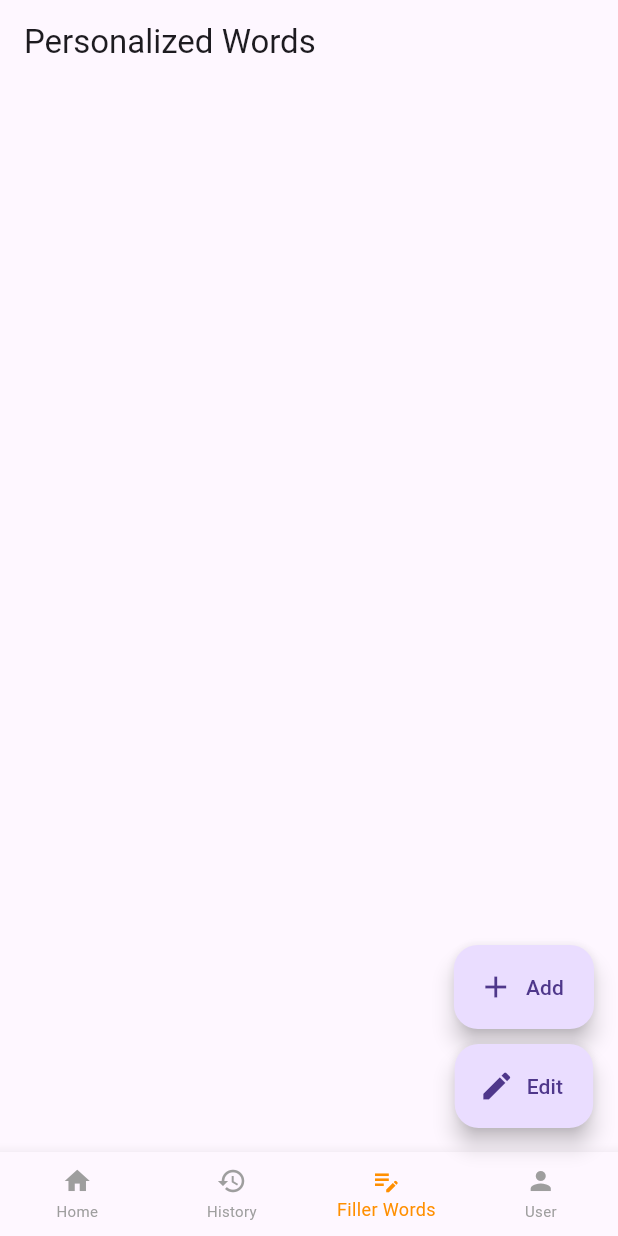
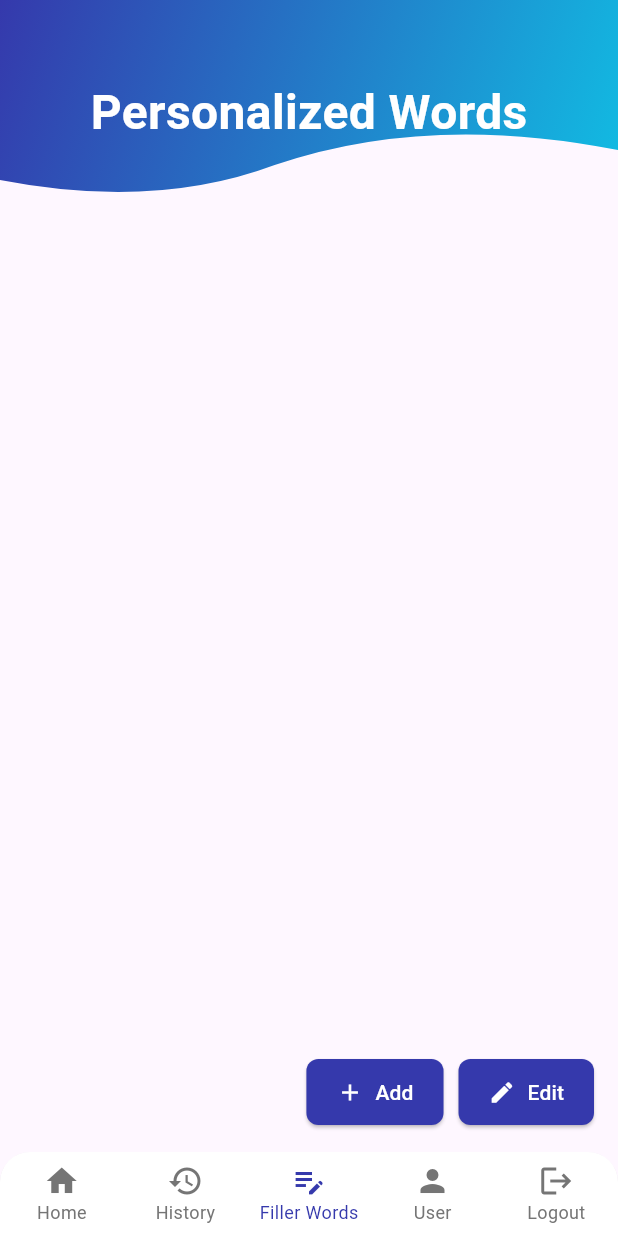
Before and after one commit to BettinaGotiu/licenta_app, a Flutter app: the PersonalizedWordsPage screen opened directly, on a phone screen of 412 x 824 dp. Run offline on Flutter 3.47's test engine with Material 3 defaults, Android fonts, the phone set to English and light mode, and no system bars; our stand-ins replace cloud_firestore, firebase_auth, firebase_core, flutter_custom_clippers, speech_to_text, table_calendar; missing offline and left inert: mrx_charts; accounts and stored records are empty; Roboto replaces fonts that are missing (Nacelle).

Commit message:
UI Personalized Words

```diff
--- a/lib/pages/personalized_words_page.dart
+++ b/lib/pages/personalized_words_page.dart
@@ -1,6 +1,7 @@
 import 'package:flutter/material.dart';
 import 'package:firebase_auth/firebase_auth.dart';
 import 'package:cloud_firestore/cloud_firestore.dart';
+import 'package:flutter_custom_clippers/flutter_custom_clippers.dart';
 import 'common_words.dart';
 import 'home_screen.dart';
 import 'history_screen.dart';
@@ -56,6 +57,9 @@ class _PersonalizedWordsPageState extends State<PersonalizedWordsPage> {
 
   void _deleteWord(String word) async {
     if (user != null) {
+      bool confirmed = await _showConfirmationDialog();
+      if (!confirmed) return;
+
       setState(() {
         commonWordCounts.remove(word);
       });
@@ -94,6 +98,33 @@ class _PersonalizedWordsPageState extends State<PersonalizedWordsPage> {
     }
   }
 
+  Future<bool> _showConfirmationDialog() async {
+    return await showDialog<bool>(
+          context: context,
+          builder: (BuildContext context) {
+            return AlertDialog(
+              title: const Text('Confirm Deletion'),
+              content: const Text('Are you sure you want to delete this word?'),
+              actions: <Widget>[
+                TextButton(
+                  onPressed: () {
+                    Navigator.of(context).pop(false);
+                  },
+                  child: const Text('Cancel'),
+                ),
+                TextButton(
+                  onPressed: () {
+                    Navigator.of(context).pop(true);
+                  },
+                  child: const Text('Delete'),
+                ),
+              ],
+            );
+          },
+        ) ??
+        false;
+  }
+
   void _onItemTapped(int index) {
     if (_selectedIndex == index) {
       return;
@@ -127,9 +158,34 @@ class _PersonalizedWordsPageState extends State<PersonalizedWordsPage> {
   @override
   Widget build(BuildContext context) {
     return Scaffold(
-      appBar: AppBar(
-        title: const Text('Personalized Words'),
-        automaticallyImplyLeading: false, // Remove the back button
+      appBar: PreferredSize(
+        preferredSize: Size.fromHeight(140.0),
+        child: ClipPath(
+          clipper: WaveClipperTwo(),
+          child: Container(
+            decoration: BoxDecoration(
+              gradient: LinearGradient(
+                colors: [Color(0xFF3539AC), Color(0xFF11BDE3)],
+                begin: Alignment.topLeft,
+                end: Alignment.bottomRight,
+              ),
+            ),
+            child: Center(
+              child: Padding(
+                padding: const EdgeInsets.only(top: 10.0),
+                child: Text(
+                  'Personalized Words',
+                  style: TextStyle(
+                    fontSize: 32,
+                    fontWeight: FontWeight.bold,
+                    color: Colors.white,
+                    fontFamily: 'Nacelle',
+                  ),
+                ),
+              ),
+            ),
+          ),
+        ),
       ),
       body: Padding(
         padding: const EdgeInsets.all(16.0),
@@ -144,18 +200,28 @@ class _PersonalizedWordsPageState extends State<PersonalizedWordsPage> {
                     return Chip(
                       label: Text(word),
                       onDeleted: _isEditing ? () => _deleteWord(word) : null,
+                      deleteIcon: _isEditing
+                          ? Icon(Icons.delete, color: Color(0xFFFF3926))
+                          : null,
+                      backgroundColor: _isEditing ? Colors.grey[200] : null,
+                      shape: RoundedRectangleBorder(
+                        side: BorderSide(
+                          color: _isEditing
+                              ? Color(0xFFFF3926)
+                              : Color(0xFF11BDE3),
+                          width: 2,
+                        ),
+                        borderRadius: BorderRadius.circular(8),
+                      ),
                     );
                   }).toList(),
                 ),
               ),
             ),
-          ],
-        ),
-      ),
-      floatingActionButton: Column(
+            Row(
               mainAxisAlignment: MainAxisAlignment.end,
               children: [
-          FloatingActionButton.extended(
+                ElevatedButton.icon(
                   onPressed: () {
                     showDialog(
                       context: context,
@@ -164,7 +230,8 @@ class _PersonalizedWordsPageState extends State<PersonalizedWordsPage> {
                           title: const Text('Add New Word'),
                           content: TextField(
                             controller: _wordController,
-                      decoration: const InputDecoration(hintText: 'Enter word'),
+                            decoration:
+                                const InputDecoration(hintText: 'Enter word'),
                           ),
                           actions: [
                             TextButton(
@@ -188,48 +255,81 @@ class _PersonalizedWordsPageState extends State<PersonalizedWordsPage> {
                       },
                     );
                   },
-            label: const Text('Add'),
-            icon: const Icon(Icons.add),
+                  icon: Icon(Icons.add),
+                  label: Text('Add'),
+                  style: ElevatedButton.styleFrom(
+                    foregroundColor: Colors.white,
+                    backgroundColor: Color(0xFF3539AC),
+                    padding: EdgeInsets.symmetric(horizontal: 20, vertical: 12),
+                    shape: RoundedRectangleBorder(
+                      borderRadius: BorderRadius.circular(8),
                     ),
-          const SizedBox(height: 10),
-          FloatingActionButton.extended(
+                  ),
+                ),
+                const SizedBox(width: 10),
+                ElevatedButton.icon(
                   onPressed: () {
                     setState(() {
                       _isEditing = !_isEditing;
                     });
                   },
-            label: _isEditing ? const Text('Done') : const Text('Edit'),
-            icon: const Icon(Icons.edit),
+                  icon: Icon(
+                    _isEditing ? Icons.check : Icons.edit,
+                  ),
+                  label: _isEditing ? Text('Done') : Text('Edit'),
+                  style: ElevatedButton.styleFrom(
+                    foregroundColor: Colors.white,
+                    backgroundColor: Color(0xFF3539AC),
+                    padding: EdgeInsets.symmetric(horizontal: 20, vertical: 12),
+                    shape: RoundedRectangleBorder(
+                      borderRadius: BorderRadius.circular(8),
+                    ),
+                  ),
                 ),
               ],
             ),
-      bottomNavigationBar: BottomNavigationBar(
+          ],
+        ),
+      ),
+      bottomNavigationBar: ClipRRect(
+        borderRadius: BorderRadius.only(
+          topLeft: Radius.circular(20),
+          topRight: Radius.circular(20),
+        ),
+        child: BottomNavigationBar(
           items: const <BottomNavigationBarItem>[
             BottomNavigationBarItem(
-            icon: Icon(Icons.home, size: 20),
+              icon: Icon(Icons.home, size: 24),
               label: 'Home',
             ),
             BottomNavigationBarItem(
-            icon: Icon(Icons.history, size: 20),
+              icon: Icon(Icons.history, size: 24),
               label: 'History',
             ),
             BottomNavigationBarItem(
-            icon: Icon(Icons.edit_note, size: 20),
+              icon: Icon(Icons.edit_note, size: 24),
               label: 'Filler Words',
             ),
             BottomNavigationBarItem(
-            icon: Icon(Icons.person, size: 20),
+              icon: Icon(Icons.person, size: 24),
               label: 'User',
+            ),
+            BottomNavigationBarItem(
+              icon: Icon(Icons.logout, size: 24),
+              label: 'Logout',
             ),
           ],
           currentIndex: _selectedIndex,
-        selectedItemColor: Colors.amber[800],
-        unselectedItemColor: Colors.grey,
+          selectedItemColor: Color(0xFF3539AC),
+          unselectedItemColor: Colors.grey[600],
           onTap: _onItemTapped,
           showUnselectedLabels: true,
           selectedFontSize: 12,
-        unselectedFontSize: 10,
+          unselectedFontSize: 12,
+          backgroundColor: Colors.white,
+          elevation: 10,
           type: BottomNavigationBarType.fixed,
+        ),
       ),
     );
   }
```
Lines whose indentation alone changed are shown as unchanged.
